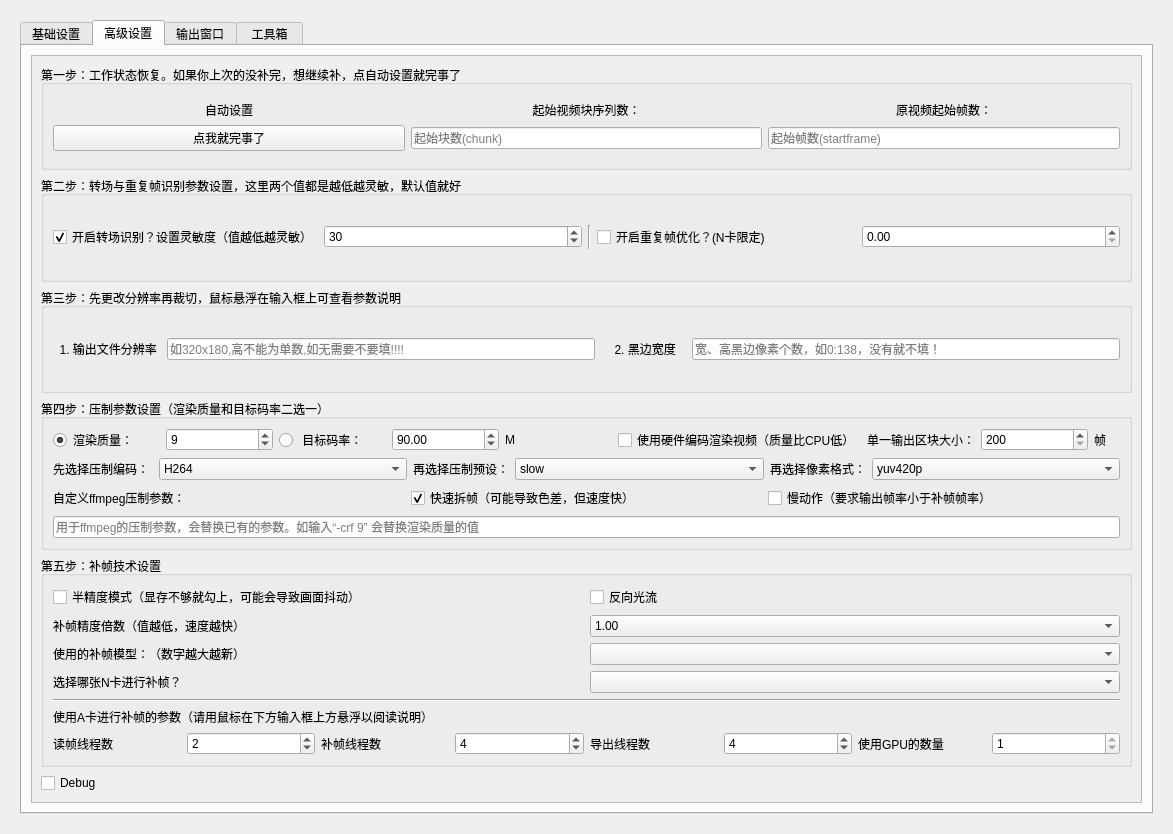
The window that Utils/RIFE_GUI.ui (100wman/RIFE_GUI) describes before a commit, drawn with Qt 5.
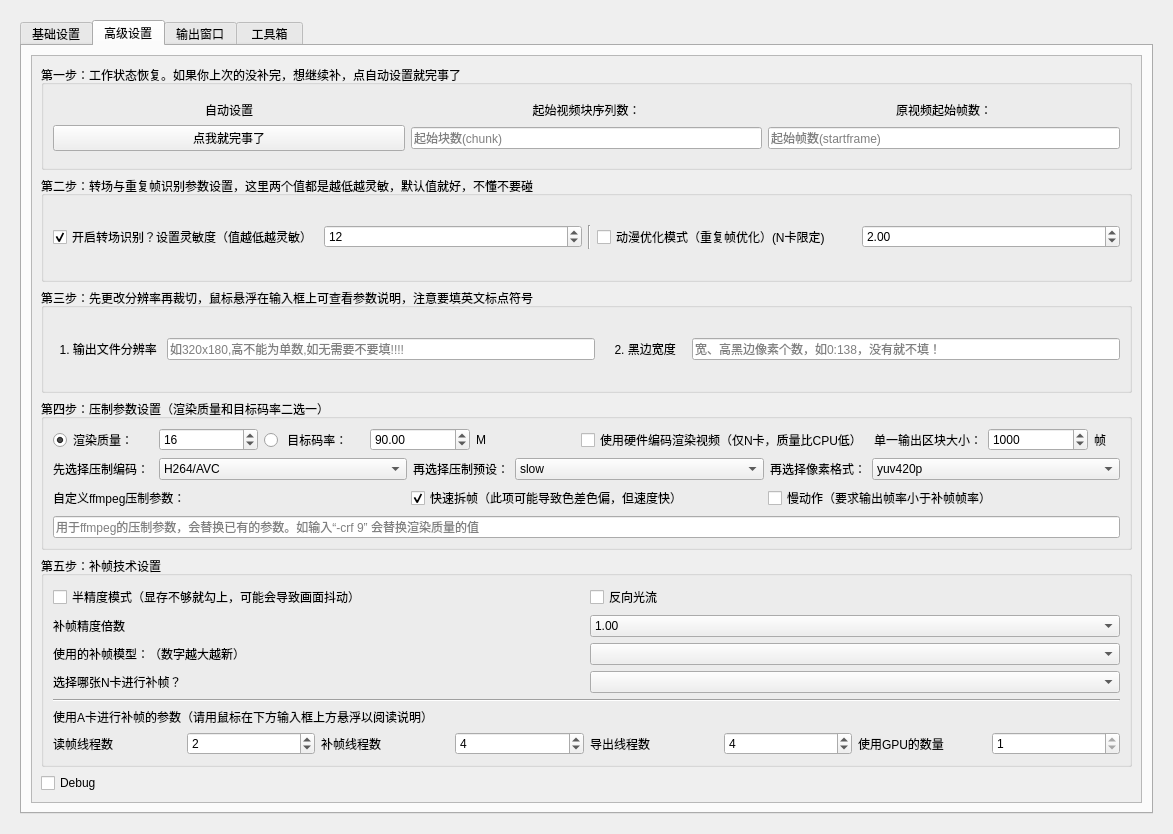
The same window after the commit. The open tabs and pages were chosen to show the change. Icons and pictures are not drawn.

What changed in the file:
```diff
--- a/Utils/RIFE_GUI.ui
+++ b/Utils/RIFE_GUI.ui
@@ -535,7 +535,7 @@
                    </sizepolicy>
                   </property>
                   <property name="title">
-                   <string>第二步：转场与重复帧识别参数设置，这里两个值都是越低越灵敏，默认值就好</string>
+                   <string>第二步：转场与重复帧识别参数设置，这里两个值都是越低越灵敏，默认值就好，不懂不要碰</string>
                   </property>
                   <layout class="QGridLayout" name="gridLayout_13">
                    <item row="0" column="0">
@@ -546,7 +546,7 @@
                         <string>&lt;html&gt;&lt;head/&gt;&lt;body&gt;&lt;p&gt;值越低越灵敏，去除的重复帧越少，动作可能越不流畅&lt;/p&gt;&lt;p&gt;可能会导致画质下降&lt;/p&gt;&lt;p&gt;&lt;span style=&quot; font-weight:600;&quot;&gt;推荐值0.3~1.0&lt;/span&gt;&lt;/p&gt;&lt;/body&gt;&lt;/html&gt;</string>
                        </property>
                        <property name="text">
-                        <string>开启重复帧优化？(N卡限定)</string>
+                        <string>动漫优化模式（重复帧优化）(N卡限定)</string>
                        </property>
                       </widget>
                      </item>
@@ -566,10 +566,13 @@
                      <item row="1" column="4">
                       <widget class="QDoubleSpinBox" name="DupFramesTSelector">
                        <property name="minimum">
-                        <double>0.000000000000000</double>
+                        <double>0.010000000000000</double>
                        </property>
                        <property name="maximum">
-                        <double>40.000000000000000</double>
+                        <double>99.000000000000000</double>
+                       </property>
+                       <property name="value">
+                        <double>2.000000000000000</double>
                        </property>
                       </widget>
                      </item>
@@ -585,10 +588,13 @@
                         <string>&lt;html&gt;&lt;head/&gt;&lt;body&gt;&lt;p&gt;&lt;span style=&quot; font-weight:600;&quot;&gt;推荐值10~30&lt;/span&gt;&lt;/p&gt;&lt;/body&gt;&lt;/html&gt;</string>
                        </property>
                        <property name="minimum">
-                        <number>10</number>
+                        <number>1</number>
+                       </property>
+                       <property name="maximum">
+                        <number>999</number>
                        </property>
                        <property name="value">
-                        <number>30</number>
+                        <number>12</number>
                        </property>
                       </widget>
                      </item>
@@ -613,7 +619,7 @@
                    </sizepolicy>
                   </property>
                   <property name="title">
-                   <string>第三步：先更改分辨率再裁切，鼠标悬浮在输入框上可查看参数说明</string>
+                   <string>第三步：先更改分辨率再裁切，鼠标悬浮在输入框上可查看参数说明，注意要填英文标点符号</string>
                   </property>
                   <layout class="QGridLayout" name="gridLayout_20">
                    <item row="0" column="0">
@@ -708,7 +714,7 @@
                         <number>51</number>
                        </property>
                        <property name="value">
-                        <number>9</number>
+                        <number>16</number>
                        </property>
                       </widget>
                      </item>
@@ -769,7 +775,7 @@
                         <string>&lt;html&gt;&lt;head/&gt;&lt;body&gt;&lt;p&gt;使用&lt;span style=&quot; font-weight:600;&quot;&gt;ffmpeg&lt;/span&gt;的hevc_nvenc或h264_nvenc编码器压制中间产品及成品&lt;/p&gt;&lt;/body&gt;&lt;/html&gt;</string>
                        </property>
                        <property name="text">
-                        <string>使用硬件编码渲染视频（质量比CPU低）</string>
+                        <string>使用硬件编码渲染视频（仅N卡，质量比CPU低）</string>
                        </property>
                       </widget>
                      </item>
@@ -783,10 +789,16 @@
                      <item>
                       <widget class="QSpinBox" name="RenderGapSelector">
                        <property name="minimum">
-                        <number>200</number>
+                        <number>100</number>
                        </property>
                        <property name="maximum">
-                        <number>99999</number>
+                        <number>100000</number>
+                       </property>
+                       <property name="singleStep">
+                        <number>100</number>
+                       </property>
+                       <property name="value">
+                        <number>1000</number>
                        </property>
                       </widget>
                      </item>
@@ -833,7 +845,7 @@
                        </property>
                        <item>
                         <property name="text">
-                         <string>H264</string>
+                         <string>H264/AVC</string>
                         </property>
                        </item>
                        <item>
@@ -932,7 +944,7 @@
                           <string>&lt;html&gt;&lt;head/&gt;&lt;body&gt;&lt;p&gt;使用ffmpeg内置视频导出图片算法，速度稍快，但可能出现颜色偏差&lt;/p&gt;&lt;/body&gt;&lt;/html&gt;</string>
                          </property>
                          <property name="text">
-                          <string>快速拆帧（可能导致色差，但速度快）</string>
+                          <string>快速拆帧（此项可能导致色差色偏，但速度快）</string>
                          </property>
                          <property name="checked">
                           <bool>true</bool>
@@ -1019,7 +1031,7 @@
                         <string>&lt;html&gt;&lt;head/&gt;&lt;body&gt;&lt;p&gt;对分辨率较小&lt;span style=&quot; font-weight:600;&quot;&gt;（&amp;lt;720p）&lt;/span&gt;的素材进行补帧，这个值要拉大：&lt;span style=&quot; font-weight:600;&quot;&gt;2.0~4.0&lt;/span&gt;&lt;/p&gt;&lt;p&gt;可减小对有大量花纹的画面补帧出现的坏帧情况&lt;/p&gt;&lt;p&gt;&lt;span style=&quot; font-weight:600;&quot;&gt;对4K视频补帧推荐取值0.5&lt;/span&gt;&lt;/p&gt;&lt;p&gt;&lt;span style=&quot; font-weight:600;&quot;&gt;普通1080p视频推荐取值1.0&lt;/span&gt;&lt;/p&gt;&lt;/body&gt;&lt;/html&gt;</string>
                        </property>
                        <property name="text">
-                        <string>补帧精度倍数（值越低，速度越快）  </string>
+                        <string>补帧精度倍数  </string>
                        </property>
                        <property name="alignment">
                         <set>Qt::AlignLeading|Qt::AlignLeft|Qt::AlignVCenter</set>
```
Left out of the diff: 49 changed lines with no effect on the pictures.
